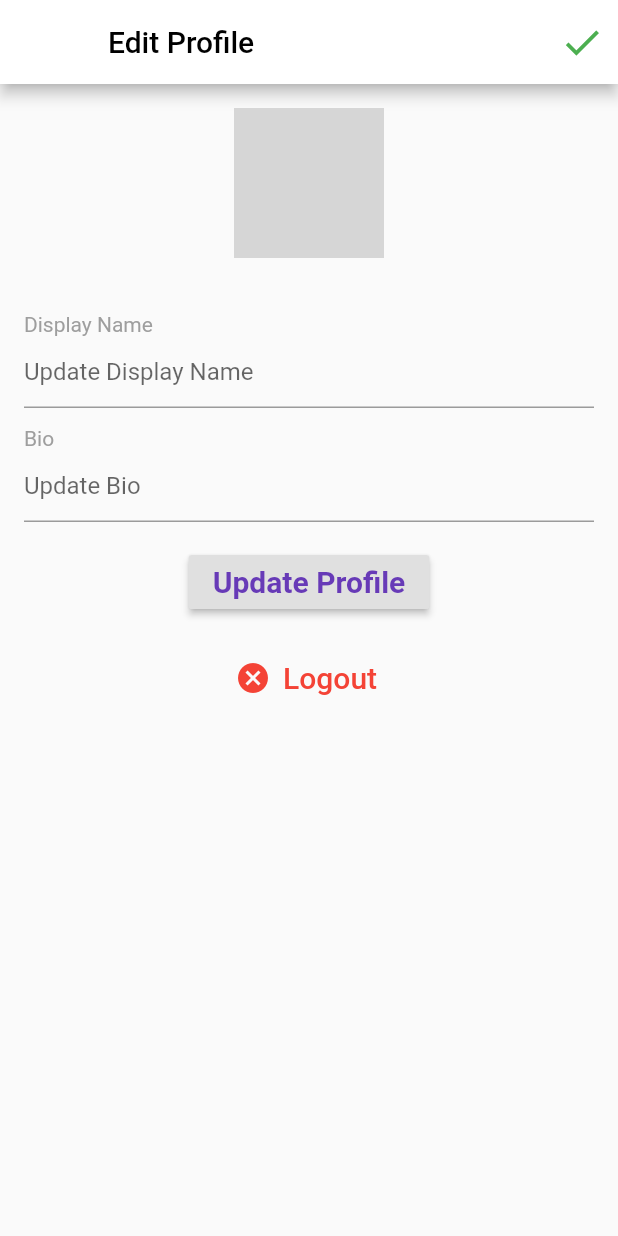
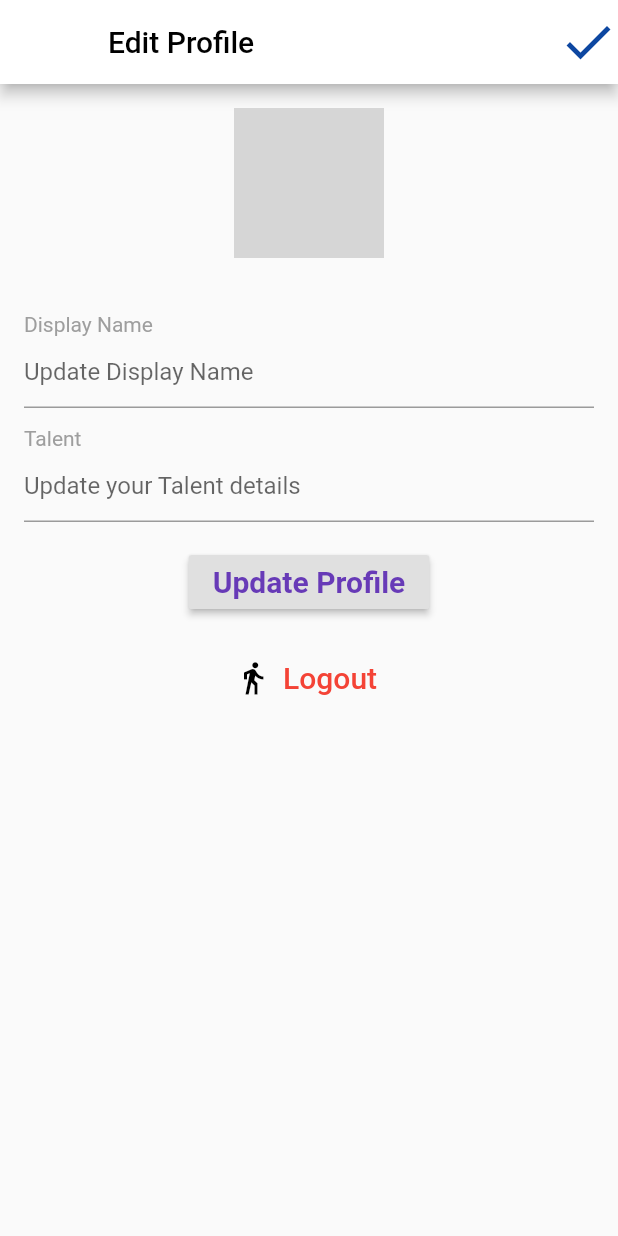
Before and after one commit to soukiie/my-project, a Flutter app: the Profile screen opened directly, after a tap on "Edit Profile", on a phone screen of 412 x 824 dp. Run offline on Flutter 3.47's test engine with Material 2 defaults, Android fonts, the phone set to English and light mode, and no system bars; our stand-ins replace cached_network_image, chewie, cloud_firestore, curved_navigation_bar, firebase_messaging, firebase_storage and 6 more; accounts and stored records are empty; network calls fail; grey boxes are pictures that could not be loaded.

Commit message:
seconed commit

```diff
--- /dev/null
+++ b/firestore.indexes.json
@@ -0,0 +1,4 @@
+{
+  "indexes": [],
+  "fieldOverrides": []
+}
--- a/lib/pages/activity_feed.dart
+++ b/lib/pages/activity_feed.dart
@@ -123,9 +123,9 @@ class ActivityFeedItem extends StatelessWidget {
     }
 
     if (type == 'like') {
-      activityItemText = "liked your post";
+      activityItemText = "encourage you";
     } else if (type == 'follow') {
-      activityItemText = "is following you";
+      activityItemText = "is supporting you";
     } else if (type == 'comment') {
       activityItemText = 'replied: $commentData';
     } else {
--- a/lib/pages/edit_profile.dart
+++ b/lib/pages/edit_profile.dart
@@ -71,14 +71,14 @@ class _EditProfileState extends State<EditProfile> {
         Padding(
             padding: EdgeInsets.only(top: 12.0),
             child: Text(
-              "Bio",
+              "Talent",
               style: TextStyle(color: Colors.grey),
             )),
         TextField(
           controller: bioController,
           decoration: InputDecoration(
-            hintText: "Update Bio",
-            errorText: _bioValid ? null : "Bio too long",
+            hintText: "Update your Talent details",
+            errorText: _bioValid ? null : "Details are too long",
           ),
         )
       ],
@@ -127,8 +127,8 @@ class _EditProfileState extends State<EditProfile> {
             onPressed: () => Navigator.pop(context),
             icon: Icon(
               Icons.done,
-              size: 30.0,
-              color: Colors.green,
+              size: 40.0,
+              color: Colors.blue[900],
             ),
           ),
         ],
@@ -175,7 +175,7 @@ class _EditProfileState extends State<EditProfile> {
                         padding: EdgeInsets.all(16.0),
                         child: FlatButton.icon(
                           onPressed: logout,
-                          icon: Icon(Icons.cancel, color: Colors.red),
+                          icon: Icon(Icons.directions_walk, color: Colors.black),
                           label: Text(
                             "Logout",
                             style: TextStyle(color: Colors.red, fontSize: 20.0),
--- a/lib/pages/profile.dart
+++ b/lib/pages/profile.dart
@@ -153,12 +153,12 @@ class _ProfileState extends State<Profile> {
       );
     } else if (isFollowing) {
       return buildButton(
-        text: "Unfollow",
+        text: "Unsupport",
         function: handleUnfollowUser,
       );
     } else if (!isFollowing) {
       return buildButton(
-        text: "Follow",
+        text: "Support",
         function: handleFollowUser,
       );
     }
@@ -295,6 +295,8 @@ class _ProfileState extends State<Profile> {
                   user.displayName,
                   style: TextStyle(
                     fontWeight: FontWeight.bold,
+                    fontStyle: FontStyle.italic,
+
                   ),
                 ),
               ),
@@ -335,22 +337,13 @@ class _ProfileState extends State<Profile> {
           ],
         ),
       );
+
     } else if (postOrientation == "grid") {
       List<GridTile> gridTiles = [];
       posts.forEach((post) {
         gridTiles.add(GridTile(child: PostTile(post)));
       });
-      return GridView.count(
-        crossAxisCount: 3,
-        childAspectRatio: 1.0,
-        mainAxisSpacing: 1.5,
-        crossAxisSpacing: 1.5,
-        shrinkWrap: true,
-        physics: NeverScrollableScrollPhysics(),
-        children: gridTiles,
-      );
-    } else if (postOrientation == "list") {
-      return Column(
+       return Column(
         children: posts,
       );
     }
@@ -368,15 +361,8 @@ class _ProfileState extends State<Profile> {
       children: <Widget>[
         IconButton(
           onPressed: () => setPostOrientation("grid"),
-          icon: Icon(Icons.grid_on),
+          icon: Icon(Icons.music_video),
           color: postOrientation == 'grid'
-              ? Theme.of(context).primaryColor
-              : Colors.grey,
-        ),
-        IconButton(
-          onPressed: () => setPostOrientation("list"),
-          icon: Icon(Icons.list),
-          color: postOrientation == 'list'
               ? Theme.of(context).primaryColor
               : Colors.grey,
         ),
--- a/lib/pages/timeline.dart
+++ b/lib/pages/timeline.dart
@@ -6,6 +6,7 @@ import 'package:stars/pages/search.dart';
 import 'package:stars/widgets/header.dart';
 import 'package:stars/widgets/post.dart';
 import 'package:stars/widgets/progress.dart';
+import 'package:video_player/video_player.dart';
 
 
 final usersRef = Firestore.instance.collection('users');
@@ -22,6 +23,7 @@ class Timeline extends StatefulWidget {
 class _TimelineState extends State<Timeline> {
   List<Post> posts;
   List<String> followingList = [];
+  VideoPlayerController videoPlayerController;
 
   @override
   void initState() {
--- a/pubspec.yaml
+++ b/pubspec.yaml
@@ -14,7 +14,7 @@ description: A new Flutter project.
 version: 1.0.0+1
 
 environment:
-  sdk: ">=2.1.0 <3.0.0"
+  sdk: ">=2.6.0 <3.0.0"
 
 dependencies:
   flutter:
@@ -40,6 +40,9 @@ dependencies:
   flutter_svg:
   image_picker: ^0.6.6+1
   cached_network_image:
+  curved_navigation_bar: ^0.3.2
+  video_player: ^0.10.11+1
+  chewie: ^0.9.10
 
 
 dev_dependencies:
```
Also changed, not shown: lib/pages/home.dart (+16 -10 lines), lib/pages/upload.dart (+75 -64 lines), lib/widgets/chewie_list_item.dart (added, +66 -0 lines), lib/widgets/post.dart (+10 -3 lines), firebase.json, pubspec.lock, 3 other files.
